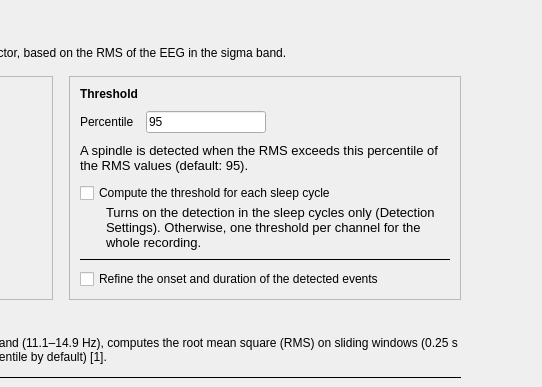
SnoozToolbox/snooz-package-ceams, file tools/CEAMSTools/SpindleDetectionMartin/MartinSettings/Ui_MartinSettings.ui: the form before one commit; both pictures show x 358 to 900 and y 0 to 387 of the 900 by 700 pixel window.
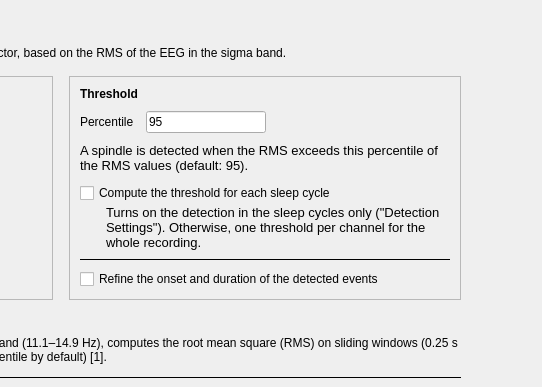
The form after the commit.

What changed in the file:
```diff
--- a/tools/CEAMSTools/SpindleDetectionMartin/MartinSettings/Ui_MartinSettings.ui
+++ b/tools/CEAMSTools/SpindleDetectionMartin/MartinSettings/Ui_MartinSettings.ui
@@ -375,7 +375,7 @@
                     </font>
                    </property>
                    <property name="text">
-                    <string>Turns on the detection in the sleep cycles only (Detection Settings). Otherwise, one threshold per channel for the whole recording.</string>
+                    <string>Turns on the detection in the sleep cycles only ("Detection Settings"). Otherwise, one threshold per channel for the whole recording.</string>
                    </property>
                    <property name="wordWrap">
                     <bool>true</bool>
```
